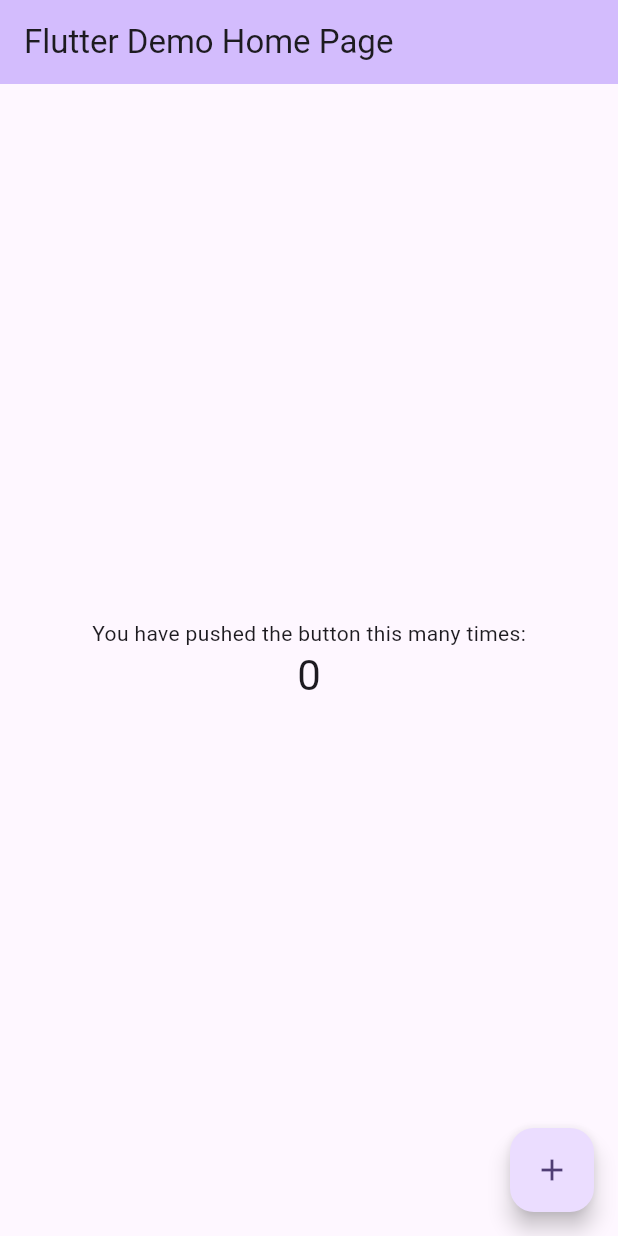
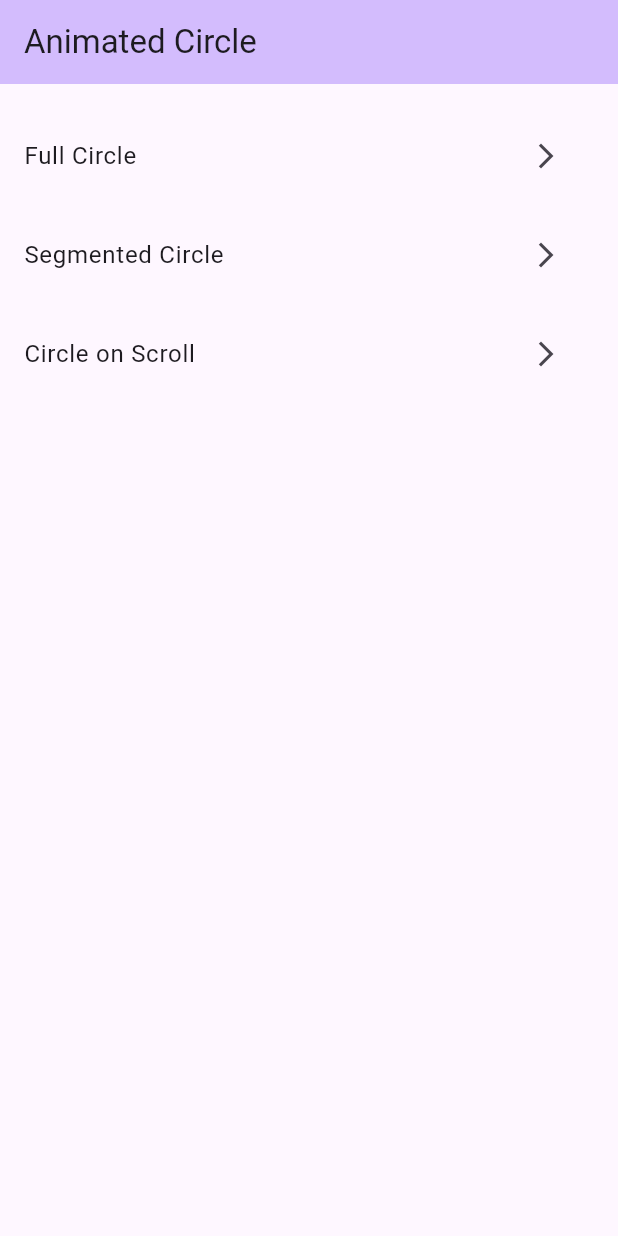
Before and after one commit to geridev12/flutter_animated_circle, a Flutter app: the screen it shows after launch, on a phone screen of 412 x 824 dp. Run offline on Flutter 3.47's test engine with Material 3 defaults, Android fonts, the phone set to English and light mode, and no system bars.

Commit message:
Add example that shows some use cases of the package

```diff
--- a/example/lib/main.dart
+++ b/example/lib/main.dart
@@ -1,122 +1,18 @@
+import 'package:example/routes/app_routes.dart';
 import 'package:flutter/material.dart';
 
-void main() {
-  runApp(const MyApp());
-}
+void main() => runApp(const App());
 
-class MyApp extends StatelessWidget {
-  const MyApp({super.key});
-
-  // This widget is the root of your application.
-  @override
-  Widget build(BuildContext context) {
-    return MaterialApp(
-      title: 'Flutter Demo',
-      theme: ThemeData(
-        // This is the theme of your application.
-        //
-        // TRY THIS: Try running your application with "flutter run". You'll see
-        // the application has a purple toolbar. Then, without quitting the app,
-        // try changing the seedColor in the colorScheme below to Colors.green
-        // and then invoke "hot reload" (save your changes or press the "hot
-        // reload" button in a Flutter-supported IDE, or press "r" if you used
-        // the command line to start the app).
-        //
-        // Notice that the counter didn't reset back to zero; the application
-        // state is not lost during the reload. To reset the state, use hot
-        // restart instead.
-        //
-        // This works for code too, not just values: Most code changes can be
-        // tested with just a hot reload.
-        colorScheme: ColorScheme.fromSeed(seedColor: Colors.deepPurple),
-      ),
-      home: const MyHomePage(title: 'Flutter Demo Home Page'),
-    );
-  }
-}
-
-class MyHomePage extends StatefulWidget {
-  const MyHomePage({super.key, required this.title});
-
-  // This widget is the home page of your application. It is stateful, meaning
-  // that it has a State object (defined below) that contains fields that affect
-  // how it looks.
-
-  // This class is the configuration for the state. It holds the values (in this
-  // case the title) provided by the parent (in this case the App widget) and
-  // used by the build method of the State. Fields in a Widget subclass are
-  // always marked "final".
-
-  final String title;
+class App extends StatelessWidget {
+  const App({super.key});
 
   @override
-  State<MyHomePage> createState() => _MyHomePageState();
+  Widget build(BuildContext context) => MaterialApp(
+    title: 'Flutter Animated Circle Example',
+    theme: ThemeData(
+      colorScheme: ColorScheme.fromSeed(seedColor: Colors.deepPurple),
+    ),
+    initialRoute: AppRoutes.home,
+    onGenerateRoute: AppRoutes.onGenerateRoute,
+  );
 }
-
-class _MyHomePageState extends State<MyHomePage> {
-  int _counter = 0;
-
-  void _incrementCounter() {
-    setState(() {
-      // This call to setState tells the Flutter framework that something has
-      // changed in this State, which causes it to rerun the build method below
-      // so that the display can reflect the updated values. If we changed
-      // _counter without calling setState(), then the build method would not be
-      // called again, and so nothing would appear to happen.
-      _counter++;
-    });
-  }
-
-  @override
-  Widget build(BuildContext context) {
-    // This method is rerun every time setState is called, for instance as done
-    // by the _incrementCounter method above.
-    //
-    // The Flutter framework has been optimized to make rerunning build methods
-    // fast, so that you can just rebuild anything that needs updating rather
-    // than having to individually change instances of widgets.
-    return Scaffold(
-      appBar: AppBar(
-        // TRY THIS: Try changing the color here to a specific color (to
-        // Colors.amber, perhaps?) and trigger a hot reload to see the AppBar
-        // change color while the other colors stay the same.
-        backgroundColor: Theme.of(context).colorScheme.inversePrimary,
-        // Here we take the value from the MyHomePage object that was created by
-        // the App.build method, and use it to set our appbar title.
-        title: Text(widget.title),
-      ),
-      body: Center(
-        // Center is a layout widget. It takes a single child and positions it
-        // in the middle of the parent.
-        child: Column(
-          // Column is also a layout widget. It takes a list of children and
-          // arranges them vertically. By default, it sizes itself to fit its
-          // children horizontally, and tries to be as tall as its parent.
-          //
-          // Column has various properties to control how it sizes itself and
-          // how it positions its children. Here we use mainAxisAlignment to
-          // center the children vertically; the main axis here is the vertical
-          // axis because Columns are vertical (the cross axis would be
-          // horizontal).
-          //
-          // TRY THIS: Invoke "debug painting" (choose the "Toggle Debug Paint"
-          // action in the IDE, or press "p" in the console), to see the
-          // wireframe for each widget.
-          mainAxisAlignment: MainAxisAlignment.center,
-          children: <Widget>[
-            const Text('You have pushed the button this many times:'),
-            Text(
-              '$_counter',
-              style: Theme.of(context).textTheme.headlineMedium,
-            ),
-          ],
-        ),
-      ),
-      floatingActionButton: FloatingActionButton(
-        onPressed: _incrementCounter,
-        tooltip: 'Increment',
-        child: const Icon(Icons.add),
-      ), // This trailing comma makes auto-formatting nicer for build methods.
-    );
-  }
-}
--- /dev/null
+++ b/example/lib/pages/home_page.dart
@@ -0,0 +1,58 @@
+import 'package:example/routes/app_routes.dart';
+import 'package:flutter/material.dart';
+
+class HomePage extends StatelessWidget {
+  const HomePage({super.key});
+
+  @override
+  Widget build(BuildContext context) => Scaffold(
+    appBar: AppBar(
+      backgroundColor: Theme.of(context).colorScheme.inversePrimary,
+      title: const Text('Animated Circle'),
+    ),
+    body: Column(
+      spacing: 10,
+      children: [
+        const SizedBox(height: 10),
+        IconTextButton(
+          text: 'Full Circle',
+          onPressed: () => Navigator.pushNamed(context, AppRoutes.fullCircle),
+        ),
+        IconTextButton(
+          text: 'Segmented Circle',
+          onPressed:
+              () => Navigator.pushNamed(context, AppRoutes.segmentedCircle),
+        ),
+        IconTextButton(
+          text: 'Circle on Scroll',
+          onPressed:
+              () =>
+                  Navigator.pushNamed(context, AppRoutes.segmentedCircleScroll),
+        ),
+      ],
+    ),
+  );
+}
+
+class IconTextButton extends StatelessWidget {
+  const IconTextButton({
+    required this.text,
+    required this.onPressed,
+    super.key,
+  });
+
+  final String text;
+  final VoidCallback onPressed;
+
+  @override
+  Widget build(BuildContext context) {
+    return ListTile(
+      title: Text(text),
+      trailing: IconButton(
+        padding: EdgeInsets.zero,
+        onPressed: onPressed,
+        icon: const Icon(Icons.arrow_forward_ios, size: 20),
+      ),
+    );
+  }
+}
--- /dev/null
+++ b/example/lib/routes/app_routes.dart
@@ -0,0 +1,38 @@
+import 'package:example/pages/full_circle_demo.dart';
+import 'package:example/pages/home_page.dart';
+import 'package:example/pages/segmented_circle_demo.dart';
+import 'package:example/pages/segmented_circle_scroll_demo.dart';
+import 'package:flutter/material.dart';
+
+final class AppRoutes {
+  const AppRoutes._();
+
+  static const String home = '/';
+  static const String fullCircle = '/full-circle';
+  static const String segmentedCircle = '/segmented-circle';
+  static const String segmentedCircleScroll = '/segmented-circle-scroll';
+
+  static Route<dynamic> onGenerateRoute(RouteSettings settings) {
+    switch (settings.name) {
+      case home:
+        return MaterialPageRoute(builder: (_) => const HomePage());
+      case fullCircle:
+        return MaterialPageRoute(builder: (_) => const FullCircleDemo());
+      case segmentedCircle:
+        return MaterialPageRoute(builder: (_) => const SegmentedCircleDemo());
+      case segmentedCircleScroll:
+        return MaterialPageRoute(
+          builder: (_) => const SegmentedCircleScrollDemo(),
+        );
+      default:
+        return MaterialPageRoute(
+          builder:
+              (_) => Scaffold(
+                body: Center(
+                  child: Text('No route defined for ${settings.name}'),
+                ),
+              ),
+        );
+    }
+  }
+}
```
Also changed, not shown: example/lib/pages/full_circle_demo.dart (added, +26 -0 lines), example/lib/pages/segmented_circle_demo.dart (added, +48 -0 lines), example/lib/pages/segmented_circle_scroll_demo.dart (added, +82 -0 lines), 1 other file.
